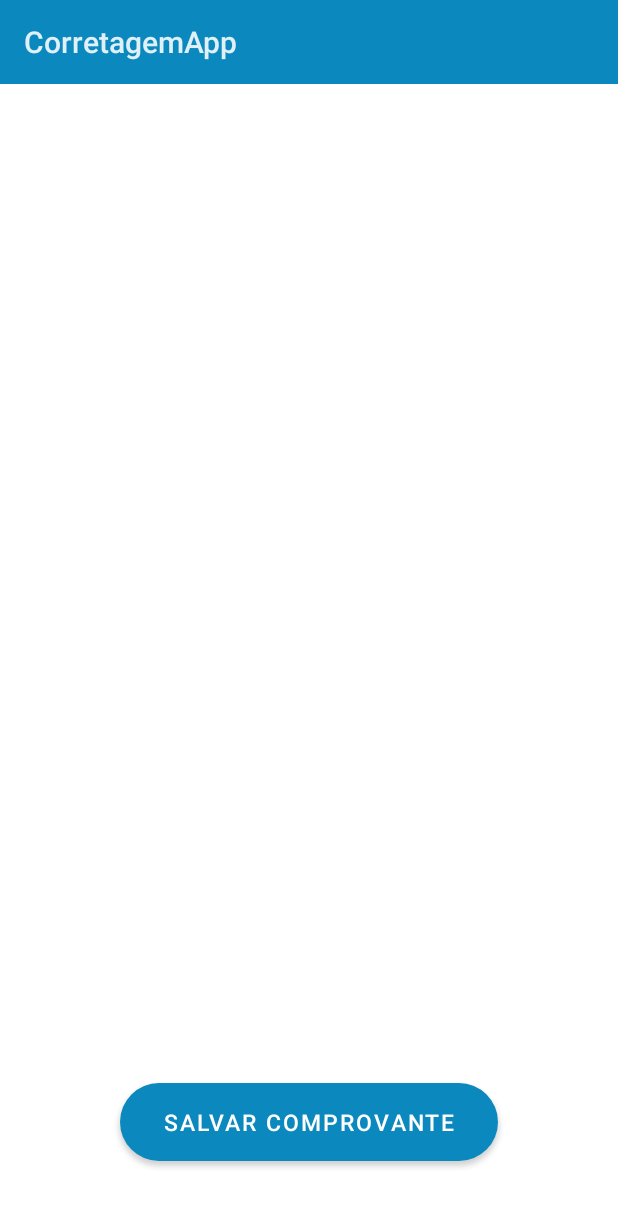
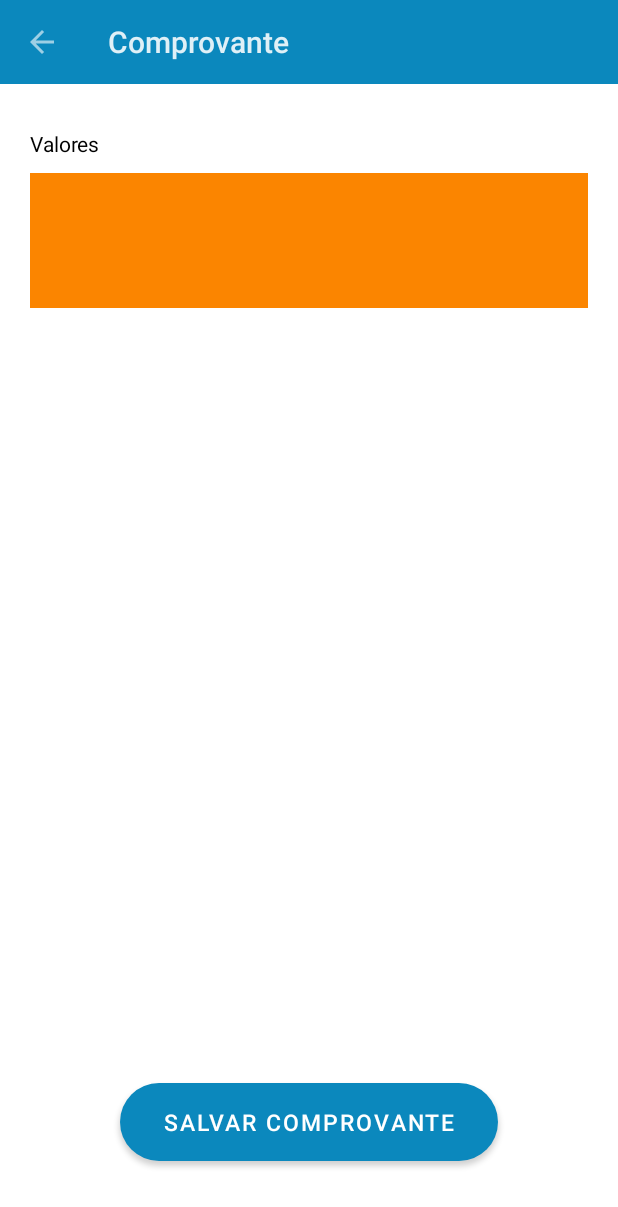
Before and after one commit to joaovictor78/app_corretagem, an Android app: the ValorTotalCotacao screen opened directly, with no data from a screen before it, on a phone screen of 412 x 824 dp. Shown: the top 1207 px of the screen. Run offline under Robolectric (Android 15) with nearby library versions, the phone set to English and light mode, and no system bars.

Commit message:
passei valores do ArrayList<CotacaoModel> para tela comprovante, porém apresenta um bug

```diff
--- a/app/src/main/java/com/example/corretagemapp/Cotacao.java
+++ b/app/src/main/java/com/example/corretagemapp/Cotacao.java
@@ -55,7 +55,9 @@ public class Cotacao extends AppCompatActivity {
         calcularTotalButton.setOnClickListener(new View.OnClickListener() {
             @Override
             public void onClick(View v) {
+
                 Intent intent = new Intent(getApplicationContext(), ValorTotalCotacao.class);
+                intent.putExtra("dados", minhasCotacoes);
                 startActivity(intent);
             }
         });
@@ -70,7 +72,6 @@ public class Cotacao extends AppCompatActivity {
                 View mView = layoutInflaterAndroid.inflate(R.layout.add_membro, null);
                 AlertDialog.Builder alertDialogBuilderUserInput = new AlertDialog.Builder(Cotacao.this);
                 alertDialogBuilderUserInput.setView(mView);
-
                 final EditText idade = (EditText) mView.findViewById(R.id.userInputIdade);
                 alertDialogBuilderUserInput
                         .setCancelable(false)
--- a/app/src/main/java/com/example/corretagemapp/ValorTotalCotacao.java
+++ b/app/src/main/java/com/example/corretagemapp/ValorTotalCotacao.java
@@ -4,7 +4,9 @@ import androidx.appcompat.app.AppCompatActivity;
 import androidx.core.app.ActivityCompat;
 
 import android.Manifest;
+import android.app.ActionBar;
 import android.app.Activity;
+import android.content.Intent;
 import android.content.pm.PackageManager;
 import android.graphics.Bitmap;
 import android.graphics.Canvas;
@@ -16,10 +18,13 @@ import android.view.View;
 import android.widget.Button;
 import android.widget.Toast;
 
+import com.example.corretagemapp.models.CotacaoModel;
+
 import java.io.File;
 import java.io.FileNotFoundException;
 import java.io.FileOutputStream;
 import java.io.IOException;
+import java.util.ArrayList;
 import java.util.Date;
 
 
@@ -30,7 +35,9 @@ public class ValorTotalCotacao extends AppCompatActivity {
     protected void onCreate(Bundle savedInstanceState) {
         super.onCreate(savedInstanceState);
         setContentView(R.layout.activity_valor_total_cotacao);
+        getSupportActionBar().setDisplayHomeAsUpEnabled(true);
         verifyStoragePermission(this);
+        ArrayList<CotacaoModel> dados = getIntent().getParcelableArrayListExtra("dados");
         Button printButton = findViewById(R.id.salve_print);
         printButton.setOnClickListener(new View.OnClickListener() {
             @Override
--- a/app/src/main/res/layout/activity_valor_total_cotacao.xml
+++ b/app/src/main/res/layout/activity_valor_total_cotacao.xml
@@ -5,6 +5,23 @@
     android:layout_width="match_parent"
     android:layout_height="match_parent"
     tools:context=".ValorTotalCotacao">
+    <TextView
+        android:id="@+id/total"
+        android:layout_width="wrap_content"
+        android:layout_height="wrap_content"
+        android:layout_marginLeft="20dp"
+        android:layout_marginTop="30dp"
+        android:text="Valores"
+        android:textColor="@color/black"></TextView>
+
+    <LinearLayout
+        android:layout_width="match_parent"
+        android:layout_height="90dp"
+        android:layout_below="@+id/total"
+        android:layout_marginHorizontal="20dp"
+        android:layout_marginTop="10dp"
+        android:background="@color/orange_pure"></LinearLayout>
+
     <Button
         android:id="@+id/salve_print"
         android:layout_width="match_parent"
```
Also changed, not shown: app/src/main/AndroidManifest.xml (+7 -2 lines), app/src/main/java/com/example/corretagemapp/models/CotacaoModel.java (+33 -18 lines).
